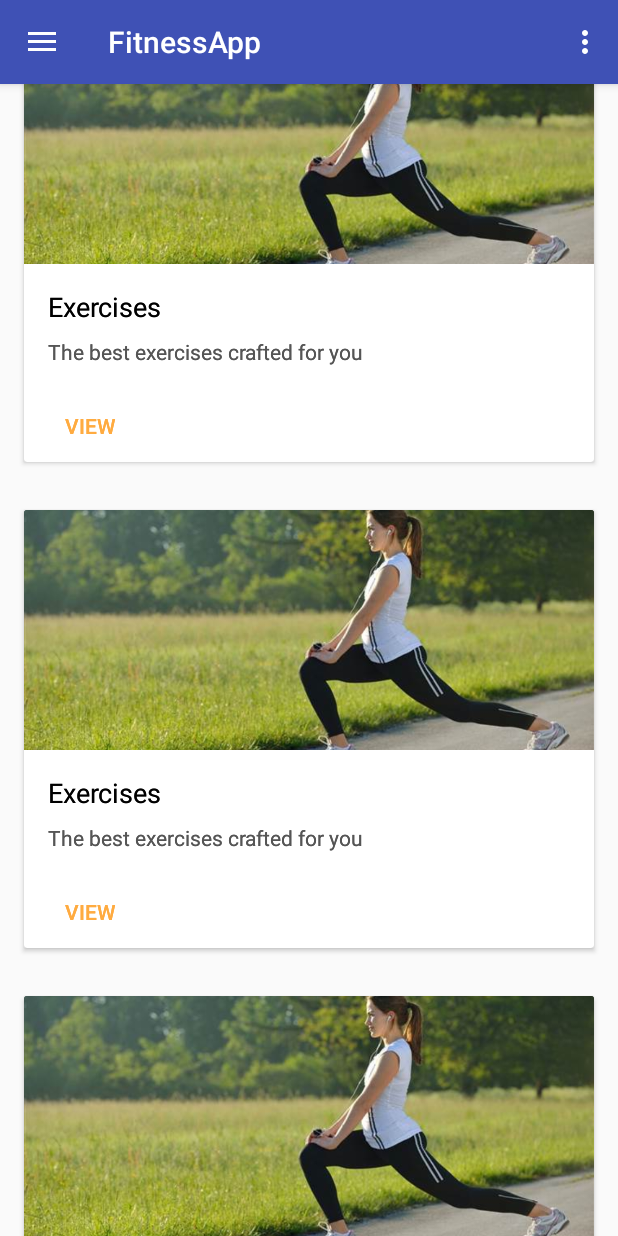
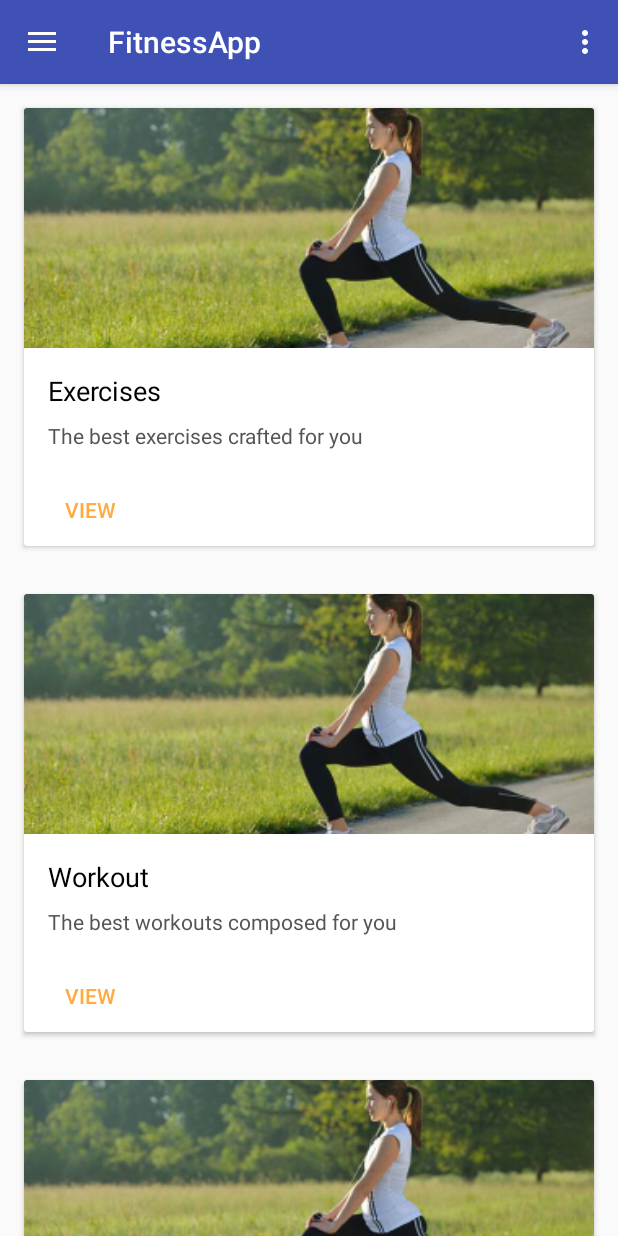
Before and after one commit to PolymathWhiz/FitnessApp, an Android app: the screen it shows after launch (MainActivity), on a phone screen of 412 x 824 dp. Run offline under Robolectric (Android 15) with nearby library versions, the phone set to English and light mode, and no system bars.

Commit message:
fixed cardview problem

```diff
--- a/app/build.gradle
+++ b/app/build.gradle
@@ -23,5 +23,5 @@ dependencies {
     implementation 'com.android.support:appcompat-v7:26.1.0'
     implementation 'com.android.support:design:26.1.0'
     implementation 'com.android.support:cardview-v7:26.1.0'
-implementation 'com.android.support.constraint:constraint-layout:1.0.2'
+    implementation 'com.android.support.constraint:constraint-layout:1.0.2'
 }
--- a/app/src/main/AndroidManifest.xml
+++ b/app/src/main/AndroidManifest.xml
@@ -19,6 +19,10 @@
                 <category android:name="android.intent.category.LAUNCHER" />
             </intent-filter>
         </activity>
+        <activity android:name=".ExerciseActivity" />
+        <activity android:name=".WorkoutActivity" />
+        <activity android:name=".WarmupActivity" />
+        <activity android:name=".StretchingActivity"></activity>
     </application>
 
 </manifest>
--- a/app/src/main/java/co/maplerad/fitnessapp/MainActivity.java
+++ b/app/src/main/java/co/maplerad/fitnessapp/MainActivity.java
@@ -1,5 +1,6 @@
 package co.maplerad.fitnessapp;
 
+import android.content.Intent;
 import android.os.Bundle;
 import android.support.design.widget.NavigationView;
 import android.support.v4.view.GravityCompat;
@@ -9,9 +10,17 @@ import android.support.v7.app.AppCompatActivity;
 import android.support.v7.widget.Toolbar;
 import android.view.Menu;
 import android.view.MenuItem;
+import android.view.View;
+import android.widget.Button;
 
 public class MainActivity extends AppCompatActivity
-        implements NavigationView.OnNavigationItemSelectedListener {
+        implements NavigationView.OnNavigationItemSelectedListener, View.OnClickListener {
+
+    // Getting the buttons by their IDs
+    Button buttonExercise;
+    Button buttonWorkout;
+    Button buttonWarmup;
+    Button buttonStretching;
 
     @Override
     protected void onCreate(Bundle savedInstanceState) {
@@ -28,6 +37,17 @@ public class MainActivity extends AppCompatActivity
 
         NavigationView navigationView = (NavigationView) findViewById(R.id.nav_view);
         navigationView.setNavigationItemSelectedListener(this);
+
+        buttonExercise = (Button)findViewById(R.id.btnExercise);
+        buttonWorkout = (Button)findViewById(R.id.btnWorkout);
+        buttonWarmup = (Button)findViewById(R.id.btnWarmup);
+        buttonStretching = (Button)findViewById(R.id.btnStretch);
+
+        // Triggers the respective Intent/Views to display
+        buttonExercise.setOnClickListener(this);
+        buttonWorkout.setOnClickListener(this);
+        buttonWarmup.setOnClickListener(this);
+        buttonStretching.setOnClickListener(this);
     }
 
     @Override
@@ -78,4 +98,30 @@ public class MainActivity extends AppCompatActivity
         drawer.closeDrawer(GravityCompat.START);
         return true;
     }
+
+    @Override
+    public void onClick(View view) {
+        Intent i;
+
+        int id = view.getId();
+
+        switch (id) {
+            case R.id.btnExercise:
+                i = new Intent(this, ExerciseActivity.class);
+                startActivity(i);
+                break;
+            case R.id.btnWorkout:
+                i = new Intent(this, WorkoutActivity.class);
+                startActivity(i);
+                break;
+            case R.id.btnWarmup:
+                i = new Intent(this, WarmupActivity.class);
+                startActivity(i);
+                break;
+            case R.id.btnStretch:
+                i = new Intent(this, StretchingActivity.class);
+                startActivity(i);
+                break;
+        }
+    }
 }
--- a/app/src/main/res/layout/activity_main.xml
+++ b/app/src/main/res/layout/activity_main.xml
@@ -11,7 +11,7 @@
     <include
         layout="@layout/app_bar_main"
         android:layout_width="match_parent"
-        android:layout_height="match_parent" />
+        android:layout_height="match_parent"/>
 
     <android.support.design.widget.NavigationView
         android:id="@+id/nav_view"
--- a/app/src/main/res/layout/content_main.xml
+++ b/app/src/main/res/layout/content_main.xml
@@ -4,7 +4,9 @@
     xmlns:tools="http://schemas.android.com/tools"
     android:layout_width="match_parent"
     android:layout_height="match_parent"
-    android:scrollbars="none">
+    android:layout_marginTop="?attr/actionBarSize"
+    android:scrollbars="none"
+    android:clipToPadding="false">
 
     <LinearLayout xmlns:android="http://schemas.android.com/apk/res/android"
         xmlns:app="http://schemas.android.com/apk/res-auto"
@@ -51,44 +53,7 @@
                     android:layout_width="match_parent"
                     android:layout_height="wrap_content">
                     <Button
-                        android:layout_width="wrap_content"
-                        android:layout_height="wrap_content"
-                        android:text="@string/view"
-                        android:theme="@style/PrimaryFlatButton" />
-                </LinearLayout>
-            </LinearLayout>
-
-            <LinearLayout
-                android:layout_width="match_parent"
-                android:layout_height="wrap_content"
-                android:orientation="vertical">
-                <ImageView
-                    android:layout_width="match_parent"
-                    android:layout_height="160dp"
-                    android:scaleType="centerCrop"
-                    android:src="@drawable/ex" />
-                <LinearLayout
-                    android:layout_width="match_parent"
-                    android:layout_height="wrap_content"
-                    android:orientation="vertical"
-                    android:padding="16dp">
-                    <TextView
-                        android:layout_width="match_parent"
-                        android:layout_height="wrap_content"
-                        android:layout_marginBottom="8dp"
-                        android:text="@string/exercise"
-                        android:textColor="#000"
-                        android:textSize="18sp" />
-                    <TextView
-                        android:layout_width="match_parent"
-                        android:layout_height="wrap_content"
-                        android:text="@string/exercise_instruction"
-                        android:textColor="#555" />
-                </LinearLayout>
-                <LinearLayout
-                    android:layout_width="match_parent"
-                    android:layout_height="wrap_content">
-                    <Button
+                        android:id="@+id/btnExercise"
                         android:layout_width="wrap_content"
                         android:layout_height="wrap_content"
                         android:text="@string/view"
@@ -119,57 +84,20 @@
                         android:layout_width="match_parent"
                         android:layout_height="wrap_content"
                         android:layout_marginBottom="8dp"
-                        android:text="@string/exercise"
+                        android:text="@string/workout"
                         android:textColor="#000"
                         android:textSize="18sp" />
                     <TextView
                         android:layout_width="match_parent"
                         android:layout_height="wrap_content"
-                        android:text="@string/exercise_instruction"
+                        android:text="@string/workout_instruction"
                         android:textColor="#555" />
                 </LinearLayout>
                 <LinearLayout
                     android:layout_width="match_parent"
                     android:layout_height="wrap_content">
                     <Button
-                        android:layout_width="wrap_content"
-                        android:layout_height="wrap_content"
-                        android:text="@string/view"
-                        android:theme="@style/PrimaryFlatButton" />
-                </LinearLayout>
-            </LinearLayout>
-
-            <LinearLayout
-                android:layout_width="match_parent"
-                android:layout_height="wrap_content"
-                android:orientation="vertical">
-                <ImageView
-                    android:layout_width="match_parent"
-                    android:layout_height="160dp"
-                    android:scaleType="centerCrop"
-                    android:src="@drawable/ex" />
-                <LinearLayout
-                    android:layout_width="match_parent"
-                    android:layout_height="wrap_content"
-                    android:orientation="vertical"
-                    android:padding="16dp">
-                    <TextView
-                        android:layout_width="match_parent"
-                        android:layout_height="wrap_content"
-                        android:layout_marginBottom="8dp"
-                        android:text="@string/exercise"
-                        android:textColor="#000"
-                        android:textSize="18sp" />
-                    <TextView
-                        android:layout_width="match_parent"
-                        android:layout_height="wrap_content"
-                        android:text="@string/exercise_instruction"
-                        android:textColor="#555" />
-                </LinearLayout>
-                <LinearLayout
-                    android:layout_width="match_parent"
-                    android:layout_height="wrap_content">
-                    <Button
+                        android:id="@+id/btnWorkout"
                         android:layout_width="wrap_content"
                         android:layout_height="wrap_content"
                         android:text="@string/view"
@@ -201,31 +129,36 @@
                         android:layout_width="match_parent"
                         android:layout_height="wrap_content"
                         android:layout_marginBottom="8dp"
-                        android:text="@string/exercise"
+                        android:text="@string/warmup"
                         android:textColor="#000"
                         android:textSize="18sp" />
                     <TextView
                         android:layout_width="match_parent"
                         android:layout_height="wrap_content"
-                        android:text="@string/exercise_instruction"
+                        android:text="@string/warmup_instruction"
                         android:textColor="#555" />
                 </LinearLayout>
                 <LinearLayout
                     android:layout_width="match_parent"
                     android:layout_height="wrap_content">
                     <Button
+                        android:id="@+id/btnWarmup"
                         android:layout_width="wrap_content"
                         android:layout_height="wrap_content"
                         android:text="@string/view"
                         android:theme="@style/PrimaryFlatButton" />
                 </LinearLayout>
             </LinearLayout>
+        </android.support.v7.widget.CardView>
 
+        <android.support.v7.widget.CardView
+            android:layout_width="match_parent"
+            android:layout_height="wrap_content"
+            android:layout_margin="16dp">
             <LinearLayout
                 android:layout_width="match_parent"
                 android:layout_height="wrap_content"
                 android:orientation="vertical">
-
                 <ImageView
                     android:layout_width="match_parent"
                     android:layout_height="160dp"
@@ -240,19 +173,20 @@
                         android:layout_width="match_parent"
                         android:layout_height="wrap_content"
                         android:layout_marginBottom="8dp"
-                        android:text="@string/exercise"
+                        android:text="@string/stretching"
                         android:textColor="#000"
                         android:textSize="18sp" />
                     <TextView
                         android:layout_width="match_parent"
                         android:layout_height="wrap_content"
-                        android:text="@string/exercise_instruction"
+                        android:text="@string/stretching_instruction"
                         android:textColor="#555" />
                 </LinearLayout>
                 <LinearLayout
                     android:layout_width="match_parent"
                     android:layout_height="wrap_content">
                     <Button
+                        android:id="@+id/btnStretch"
                         android:layout_width="wrap_content"
                         android:layout_height="wrap_content"
                         android:text="@string/view"
--- a/app/src/main/res/values/strings.xml
+++ b/app/src/main/res/values/strings.xml
@@ -11,7 +11,7 @@
     <string name="exercise_instruction">The best exercises crafted for you</string>
     <string name="workout_instruction">The best workouts composed for you</string>
     <string name="warmup_instruction">Warm up before beginning exercises</string>
-    <string name="stretching_instruction">Stretching after doing your workouts</string>
+    <string name="stretching_instruction">Stretch after doing your long workouts</string>
 
     <string name="action_settings">Settings</string>
     <string name="view">View</string>
```
Also changed, not shown: app/src/main/java/co/maplerad/fitnessapp/ExerciseActivity.java (added, +13 -0 lines), app/src/main/java/co/maplerad/fitnessapp/StretchingActivity.java (added, +13 -0 lines), app/src/main/java/co/maplerad/fitnessapp/WarmupActivity.java (added, +13 -0 lines), app/src/main/java/co/maplerad/fitnessapp/WorkoutActivity.java (added, +13 -0 lines), app/src/main/res/layout/activity_exercise.xml (added, +9 -0 lines), app/src/main/res/layout/activity_stretching.xml (added, +9 -0 lines), app/src/main/res/layout/activity_warmup.xml (added, +9 -0 lines), app/src/main/res/layout/activity_workout.xml (added, +9 -0 lines), app/src/main/res/drawable-xxhdpi/ex.jpg (added).
